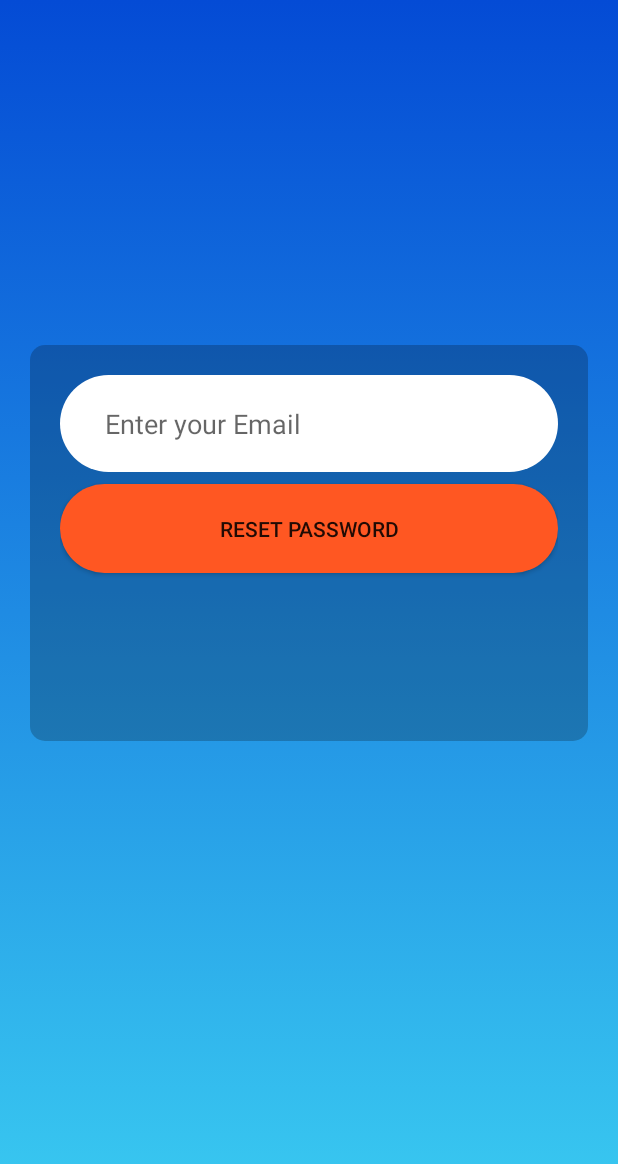
After one commit to Abbas2712/VizBuddy, an Android app: the passwordreset screen opened directly, with no data from a screen before it, on a phone screen of 412 x 824 dp. The commit adds this screen. Shown: the top 1164 px of the screen. Run offline under Robolectric (Android 15) with nearby library versions, the phone set to English and light mode, and no system bars.

Commit message:
added new activity, added ui

```diff
--- a/app/build.gradle
+++ b/app/build.gradle
@@ -22,6 +22,7 @@ android {
 dependencies {
     implementation fileTree(dir: 'libs', include: ['*.jar'])
     implementation 'androidx.appcompat:appcompat:1.1.0'
+    implementation 'pl.droidsonroids.gif:android-gif-drawable:1.2.19'
     implementation 'com.google.firebase:firebase-analytics:17.2.0'
     implementation 'androidx.constraintlayout:constraintlayout:1.1.3'
     testImplementation 'junit:junit:4.12'
--- a/app/src/main/java/com/example/vizbuddy/Profile.java
+++ b/app/src/main/java/com/example/vizbuddy/Profile.java
@@ -30,10 +30,12 @@ public class Profile extends AppCompatActivity implements View.OnClickListener{
         }
 
         FirebaseUser user = firebaseAuth.getCurrentUser();
-        proText.setText("Welcome"+ user.getEmail());
+
 
         proText = (TextView) findViewById(R.id.proText);
         signOut = (Button) findViewById(R.id.signOut);
+
+        proText.setText("Welcome "+ user.getEmail());
 
         signOut.setOnClickListener(this);
 
--- a/app/src/main/java/com/example/vizbuddy/Signup.java
+++ b/app/src/main/java/com/example/vizbuddy/Signup.java
@@ -40,7 +40,7 @@ public class Signup extends AppCompatActivity implements View.OnClickListener {
 
         if(firebaseAuth.getCurrentUser() != null){
             finish();
-            startActivity(new Intent(getApplicationContext(), Homepage.class));
+            startActivity(new Intent(getApplicationContext(), Profile.class));
         }
 
         sgEmail = (EditText) findViewById(R.id.sgEmail);
@@ -86,7 +86,7 @@ public class Signup extends AppCompatActivity implements View.OnClickListener {
                     public void onComplete(@NonNull Task<AuthResult> task) {
                         if(task.isSuccessful()){
                             finish();
-                            startActivity(new Intent(getApplicationContext(), Homepage.class));
+                            startActivity(new Intent(getApplicationContext(), Profile.class));
                             Toast.makeText(Signup.this, "Registered Successfully", Toast.LENGTH_SHORT).show();
                         }else{
                             Toast.makeText(Signup.this, "Could not Register... Please Try Again ", Toast.LENGTH_SHORT).show();
--- a/app/src/main/java/com/example/vizbuddy/login.java
+++ b/app/src/main/java/com/example/vizbuddy/login.java
@@ -45,7 +45,7 @@ public class login extends AppCompatActivity implements View.OnClickListener {
         firebaseAuth = FirebaseAuth.getInstance();
 
         if(firebaseAuth.getCurrentUser() != null){
-            startActivity(new Intent(getApplicationContext(), Homepage.class));
+            startActivity(new Intent(getApplicationContext(), Profile.class));
             finish();
         }
 
--- /dev/null
+++ b/app/src/main/java/com/example/vizbuddy/passwordreset.java
@@ -0,0 +1,28 @@
+package com.example.vizbuddy;
+
+import androidx.appcompat.app.AppCompatActivity;
+
+import android.content.Intent;
+import android.os.Bundle;
+import android.view.View;
+import android.widget.ImageView;
+
+public class passwordreset extends AppCompatActivity implements View.OnClickListener{
+
+    public ImageView backbtn;
+    @Override
+    protected void onCreate(Bundle savedInstanceState) {
+        super.onCreate(savedInstanceState);
+        setContentView(R.layout.activity_passwordreset);
+
+        backbtn = (ImageView) findViewById(R.id.backbtn);
+    }
+
+    @Override
+    public void onClick(View v) {
+        if(v == backbtn){
+            finish();
+            startActivity(new Intent(this, login.class));
+        }
+    }
+}
--- a/app/src/main/res/layout/activity_homepage.xml
+++ b/app/src/main/res/layout/activity_homepage.xml
@@ -3,7 +3,6 @@
     xmlns:app="http://schemas.android.com/apk/res-auto"
     xmlns:tools="http://schemas.android.com/tools"
     android:layout_width="match_parent"
-    android:background="@drawable/background3"
     android:layout_height="match_parent"
     tools:context=".Homepage">
 
--- /dev/null
+++ b/app/src/main/res/layout/activity_passwordreset.xml
@@ -0,0 +1,58 @@
+<?xml version="1.0" encoding="utf-8"?>
+<androidx.constraintlayout.widget.ConstraintLayout xmlns:android="http://schemas.android.com/apk/res/android"
+    xmlns:app="http://schemas.android.com/apk/res-auto"
+    xmlns:tools="http://schemas.android.com/tools"
+    android:layout_width="match_parent"
+    android:layout_height="match_parent"
+    android:background="@drawable/my_bg_anim"
+    tools:context=".passwordreset">
+
+    <ImageView
+        android:id="@+id/backbtn"
+        android:layout_width="50dp"
+        android:layout_height="50dp"
+        android:layout_marginStart="25dp"
+        android:layout_marginTop="60dp"
+        android:layout_marginEnd="336dp"
+        android:layout_marginBottom="180dp"
+        android:src="@drawable/backbutton"
+        app:layout_constraintBottom_toTopOf="@+id/sgContainer"
+        app:layout_constraintEnd_toEndOf="parent"
+        app:layout_constraintStart_toStartOf="parent"
+        app:layout_constraintTop_toTopOf="parent" />
+
+
+    <LinearLayout
+        android:id="@+id/sgContainer"
+        android:layout_width="match_parent"
+        android:layout_height="0dp"
+        android:layout_centerHorizontal="true"
+        android:layout_marginStart="20dp"
+        android:layout_marginTop="230dp"
+        android:layout_marginEnd="20dp"
+        android:layout_marginBottom="330dp"
+        android:background="@drawable/ll_mody"
+        android:orientation="vertical"
+        android:padding="20dp"
+        app:layout_constraintBottom_toBottomOf="parent"
+        app:layout_constraintEnd_toEndOf="parent"
+        app:layout_constraintStart_toStartOf="parent"
+        app:layout_constraintTop_toTopOf="parent">
+
+        <EditText
+            android:layout_width="match_parent"
+            android:layout_height="wrap_content"
+            android:layout_marginBottom="8dp"
+            android:background="@drawable/input_field"
+            android:hint="Enter your Email" />
+
+        <Button
+            android:layout_width="match_parent"
+            android:layout_height="wrap_content"
+            android:background="@drawable/button"
+            android:text="Reset Password" />
+
+
+    </LinearLayout>
+
+</androidx.constraintlayout.widget.ConstraintLayout>
--- a/build.gradle
+++ b/build.gradle
@@ -4,6 +4,7 @@ buildscript {
     repositories {
         google()
         jcenter()
+        mavenCentral()
 
     }
     dependencies {
@@ -19,6 +20,7 @@ allprojects {
     repositories {
         google()
         jcenter()
+        mavenCentral()
 
     }
 }
```
Also changed, not shown: app/src/main/AndroidManifest.xml (+10 -9 lines), app/src/main/res/layout/activity_main.xml (+6 -6 lines).
